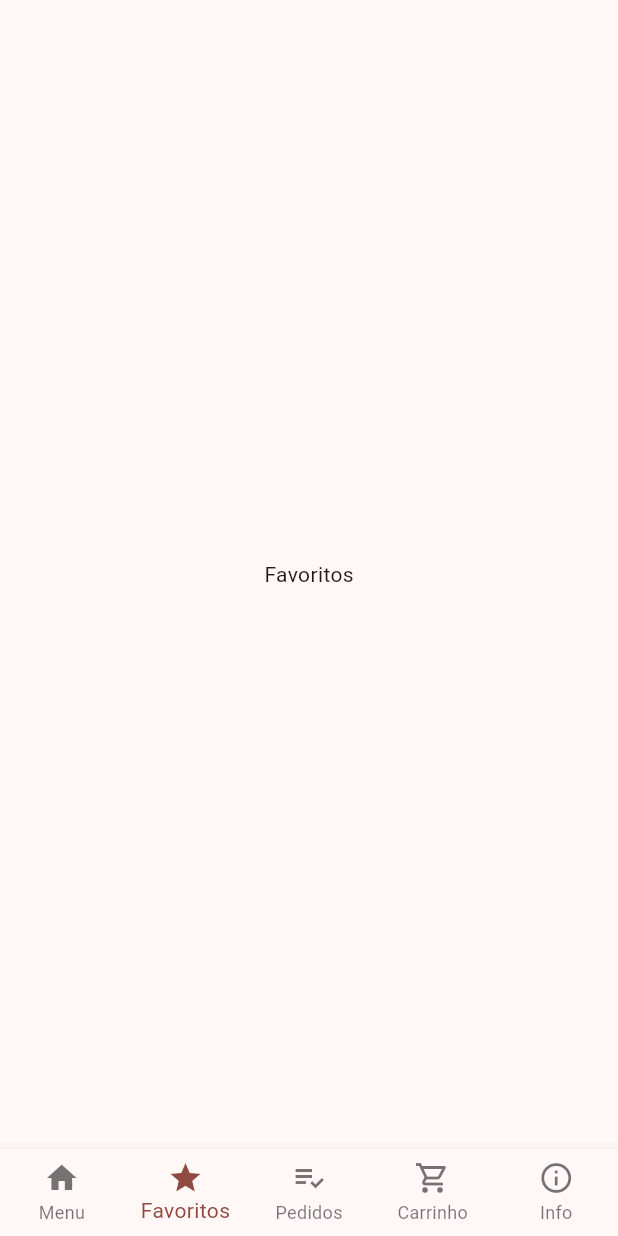
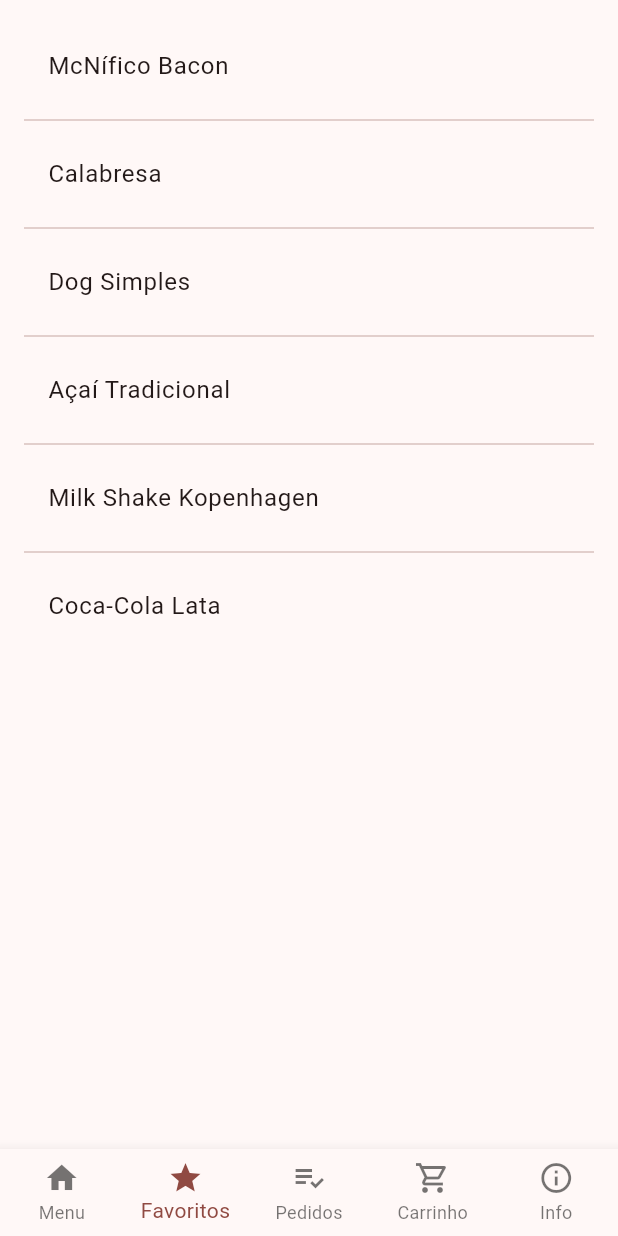
Before and after one commit to melquetrindade/delivery_app, a Flutter app: the screen it shows after launch, swiped to page 2, on a phone screen of 412 x 824 dp. Run offline on Flutter 3.47's test engine with Material 3 defaults, Android fonts, the light colour scheme and no system bars; network calls fail.

Commit message:
criando uma solução de como a tela de favoritos irá receber os dados

```diff
--- a/delivery_app/lib/pages/favoritos_page.dart
+++ b/delivery_app/lib/pages/favoritos_page.dart
@@ -1,4 +1,13 @@
+import 'package:delivery_app/models/produto.dart';
+import 'package:delivery_app/repository/acai.dart';
+import 'package:delivery_app/repository/bebida.dart';
+import 'package:delivery_app/repository/favoritos.dart';
+import 'package:delivery_app/repository/hamburguer.dart';
+import 'package:delivery_app/repository/hotDog.dart';
+import 'package:delivery_app/repository/milkShakers.dart';
+import 'package:delivery_app/repository/pizza.dart';
 import 'package:flutter/material.dart';
+import 'package:provider/provider.dart';
 
 class FavoritosPage extends StatefulWidget {
   const FavoritosPage({super.key});
@@ -8,10 +17,50 @@
 }
 
 class _FavoritosPageState extends State<FavoritosPage> {
+  late List<FavoriteProducts> listaFavoritos = [];
+  late List<Produto> listaTeste = [];
+  late FavoritosRepository favoritas;
+  final List<Function> _funcoes = [
+    () => HamburguerRepository().hamburguer,
+    () => PizzaRepository().pizzas,
+    () => HotDogRepository().hotdog,
+    () => AcaiRepository().acai,
+    () => MilkShakersRepository().milkshakers,
+    () => BebidaRepository().bebida,
+  ];
+
+  teste() {
+    listaTeste = [];
+    _funcoes.asMap().forEach((index, element) {
+      var response = _funcoes[index]();
+      for (int i = 0; i < response.length; i++) {
+        if (listaFavoritos.any((fav) =>
+            fav.nome == response[i].nome &&
+            fav.categoria == response[i].categoria)) {
+          listaTeste.add(response[i]);
+        }
+        ;
+      }
+    });
+  }
+
   @override
   Widget build(BuildContext context) {
+    favoritas = context.watch<FavoritosRepository>();
+    listaFavoritos = favoritas.produtosFavoritos;
+    teste();
+    print('no favoritos\n');
+
     return Scaffold(
-      body: Center(child: Text('Favoritos'),),
-    );
+        body: ListView.separated(
+      itemBuilder: (BuildContext context, int produto) {
+        return ListTile(
+          title: Text(listaTeste[produto].nome),
+        );
+      },
+      padding: EdgeInsets.all(16),
+      separatorBuilder: (_, ___) => Divider(),
+      itemCount: listaTeste.length,
+    ));
   }
 }
--- a/delivery_app/lib/repository/favoritos.dart
+++ b/delivery_app/lib/repository/favoritos.dart
@@ -1,4 +1,5 @@
 import 'package:delivery_app/models/produto.dart';
+import 'package:delivery_app/repository/produtos_favoritos.dart';
 import 'package:flutter/cupertino.dart';
 
 class FavoriteProducts {
@@ -10,6 +11,7 @@
 
 class FavoritosRepository extends ChangeNotifier {
   List<FavoriteProducts> _produtosFavoritos = [];
+  ProdutosFavoritosRepository productsFavorites = ProdutosFavoritosRepository();
   final List<FavoriteProducts> _dbFirebase = [
     FavoriteProducts('McNífico Bacon', 'Hambúrguer'),
     FavoriteProducts('Calabresa', 'Pizza'),
@@ -32,7 +34,8 @@
   }
 
   saveProduto(Produto produto) {
-    print('clicou para favoritar');
+    //print('clicou para favoritar');
+
     _dbFirebase.add(FavoriteProducts(produto.nome, produto.categoria));
     _produtosFavoritos.add(FavoriteProducts(produto.nome, produto.categoria));
 
@@ -40,10 +43,11 @@
   }
 
   removeProduto(Produto produto) {
-    print('clicou para desfavoritar');
-    //produtos.removeWhere((produto) => produto.id == idParaRemover);
+    //print('clicou para desfavoritar');
+
     _dbFirebase.removeWhere((item) => item.nome == produto.nome);
     _produtosFavoritos.removeWhere((item) => item.nome == produto.nome);
+
 
     notifyListeners();
   }
--- a/delivery_app/lib/repository/produtos.dart
+++ b/delivery_app/lib/repository/produtos.dart
@@ -55,4 +55,6 @@
 
     notifyListeners();
   }
+
+
 }
--- /dev/null
+++ b/delivery_app/lib/repository/produtos_favoritos.dart
@@ -0,0 +1,72 @@
+import 'package:delivery_app/models/produto.dart';
+import 'package:delivery_app/repository/acai.dart';
+import 'package:delivery_app/repository/bebida.dart';
+import 'package:delivery_app/repository/favoritos.dart';
+import 'package:delivery_app/repository/hamburguer.dart';
+import 'package:delivery_app/repository/hotDog.dart';
+import 'package:delivery_app/repository/milkShakers.dart';
+import 'package:delivery_app/repository/pizza.dart';
+import 'package:flutter/material.dart';
+
+class ProdutosFavoritosRepository extends ChangeNotifier {
+  List<Produto> _produtos = [];
+  List<Produto> _testeP = [];
+
+  final List<Function> _funcoes = [
+    () => HamburguerRepository().hamburguer,
+    () => PizzaRepository().pizzas,
+    () => HotDogRepository().hotdog,
+    () => AcaiRepository().acai,
+    () => MilkShakersRepository().milkshakers,
+    () => BebidaRepository().bebida,
+  ];
+  final List<FavoriteProducts> _dbFirebase = [
+    FavoriteProducts('McNífico Bacon', 'Hambúrguer'),
+    FavoriteProducts('Calabresa', 'Pizza'),
+    FavoriteProducts('Dog Simples', 'HotDog'),
+    FavoriteProducts('Açaí Tradicional', 'Açaí'),
+    FavoriteProducts('Milk Shake Kopenhagen', 'MilkShakers'),
+    FavoriteProducts('Coca-Cola Lata', 'Bebida'),
+  ];
+
+  List<Produto> get listaProdutos => _produtos;
+  List<Produto> get listaTestP => _testeP;
+
+  ProdutosFavoritosRepository() {
+    iniciarState();
+  }
+
+  iniciarState() {
+    _funcoes.asMap().forEach((index, element) {
+      var response = _funcoes[index]();
+      for (int i = 0; i < response.length; i++) {
+        if (_dbFirebase.any((fav) =>
+            fav.nome == response[i].nome &&
+            fav.categoria == response[i].categoria)) {
+          _produtos.add(response[i]);
+        }
+        ;
+      }
+    });
+  }
+
+  saveProduto(Produto produto) {
+    print('clicou para favoritar no favoritos');
+    //print('-- $produto --');
+    _testeP = _produtos;
+    _testeP.add(produto);
+    //print(_produtos.length);
+
+    notifyListeners();
+  }
+
+  removeProduto(Produto produto) {
+    print('clicou para desfavoritar no favoritos');
+    //print('-- $produto --');
+    _testeP = _produtos;
+    _testeP.removeWhere((item) => item.nome == produto.nome);
+    //print(_produtos.length);
+
+    notifyListeners();
+  }
+}
--- a/delivery_app/lib/widgets/homePage/lista_produtos.dart
+++ b/delivery_app/lib/widgets/homePage/lista_produtos.dart
@@ -25,7 +25,7 @@
 
   @override
   Widget build(BuildContext context) {
-    print(widget.objProduto.length);
+    //print(widget.objProduto.length);
     return Padding(
       padding: EdgeInsets.all(10),
       child: Container(
@@ -45,7 +45,7 @@
       padding: const EdgeInsets.symmetric(horizontal: 7),
       child: InkWell(
         onTap: () {
-          print('clicou no details');
+          //print('clicou no details');
           mostrarDetalhes(widget.objProduto[index]);
         },
         child: Padding(
--- a/delivery_app/lib/widgets/produtosDetails/components_body.dart
+++ b/delivery_app/lib/widgets/produtosDetails/components_body.dart
@@ -16,19 +16,20 @@
   late FavoritosRepository favoritas;
 
   favoritarProduto() {
+
     favoritas.saveProduto(widget.objProduto);
   }
 
   desfavoritarProduto() {
+
     favoritas.removeProduto(widget.objProduto);
   }
 
   @override
   Widget build(BuildContext context) {
     favoritas = context.watch<FavoritosRepository>();
-    favoritas.produtosFavoritos.forEach((element) => {
-      print(element.nome)
-    });
+    //print('no details:\n');
+    //favoritas.produtosFavoritos.forEach((element) => print(element.nome));
 
     double valorProduto = widget.objProduto.valor;
 
```
